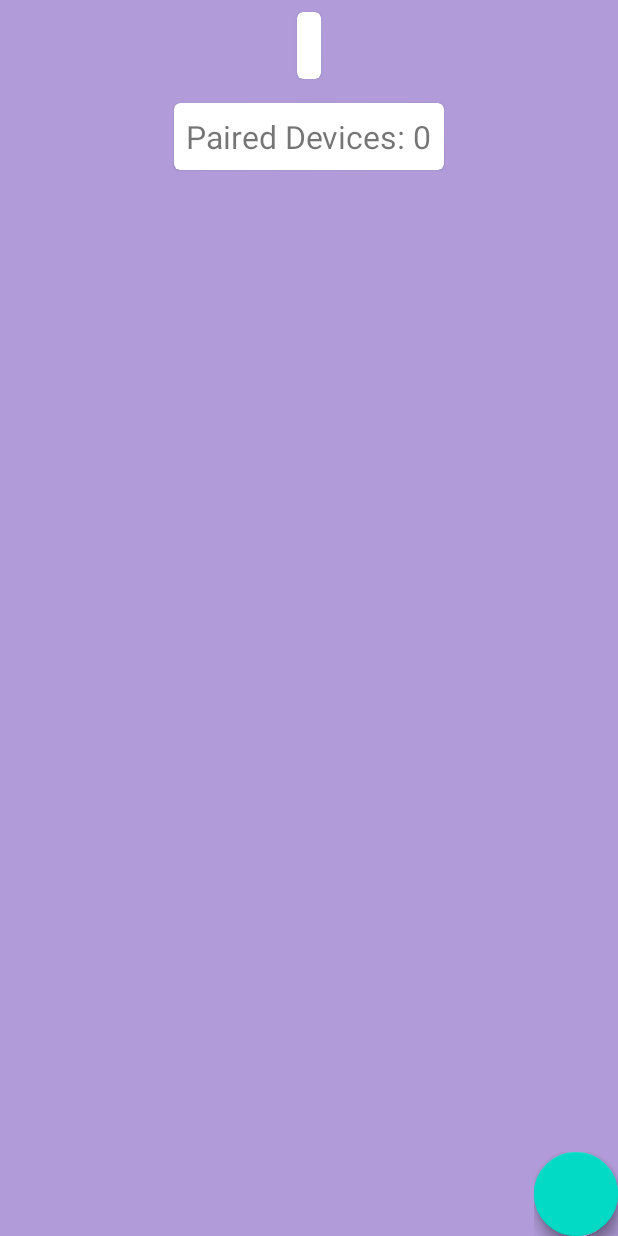
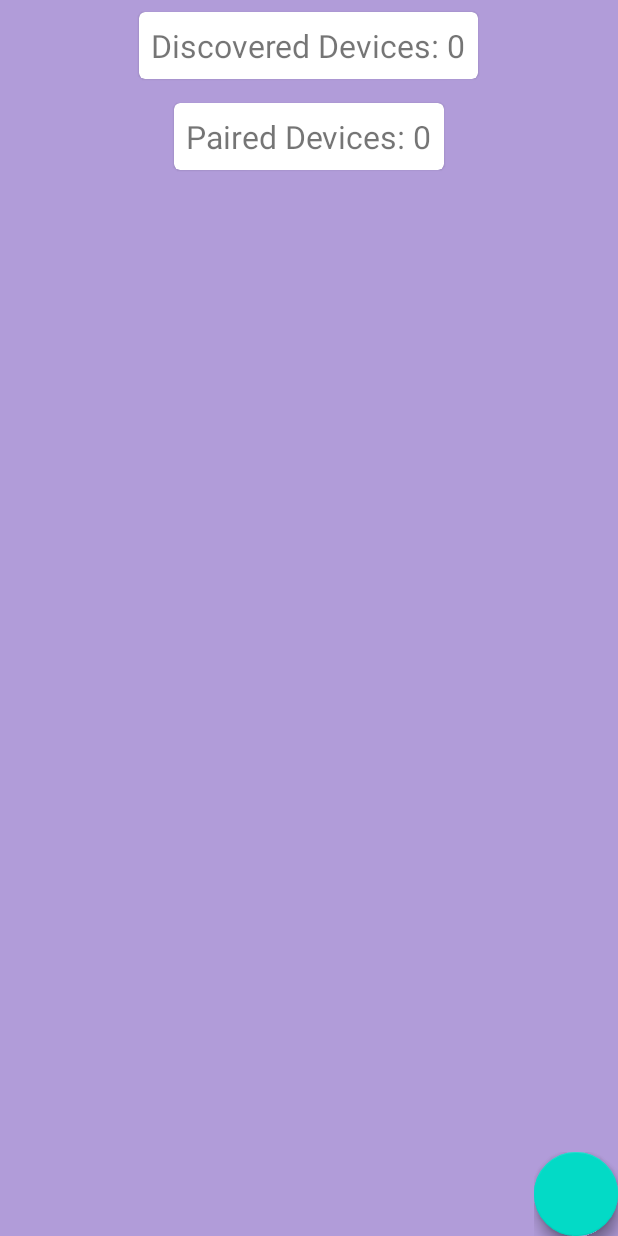
Before and after one commit to naishadh14/Discom, an Android app: the ConnectDevices screen opened directly, with no data from a screen before it, on a phone screen of 412 x 824 dp. Run offline under Robolectric (Android 15) with nearby library versions, the phone set to English and light mode, and no system bars; libraries missing offline, so code that uses them is left out: com.getbase.floatingactionbutton; plain views replace FloatingActionButton, FloatingActionsMenu; 5 statements that could not run were skipped.

```diff
--- a/app/src/main/res/layout/connect_devices_1.xml
+++ b/app/src/main/res/layout/connect_devices_1.xml
@@ -40,6 +40,7 @@
             android:layout_width="wrap_content"
             android:layout_height="wrap_content"
             android:textSize="21sp"
+            android:text="Discovered Devices: 0"
             android:padding="8dp"/>
 
     </com.google.android.material.card.MaterialCardView>
```
